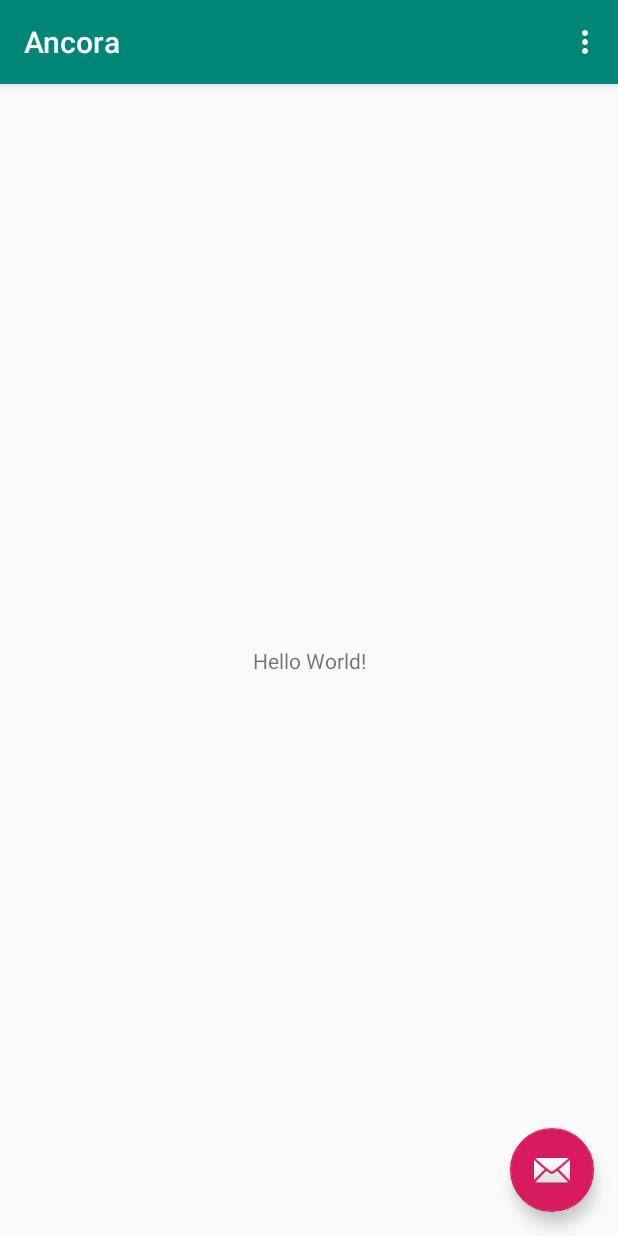
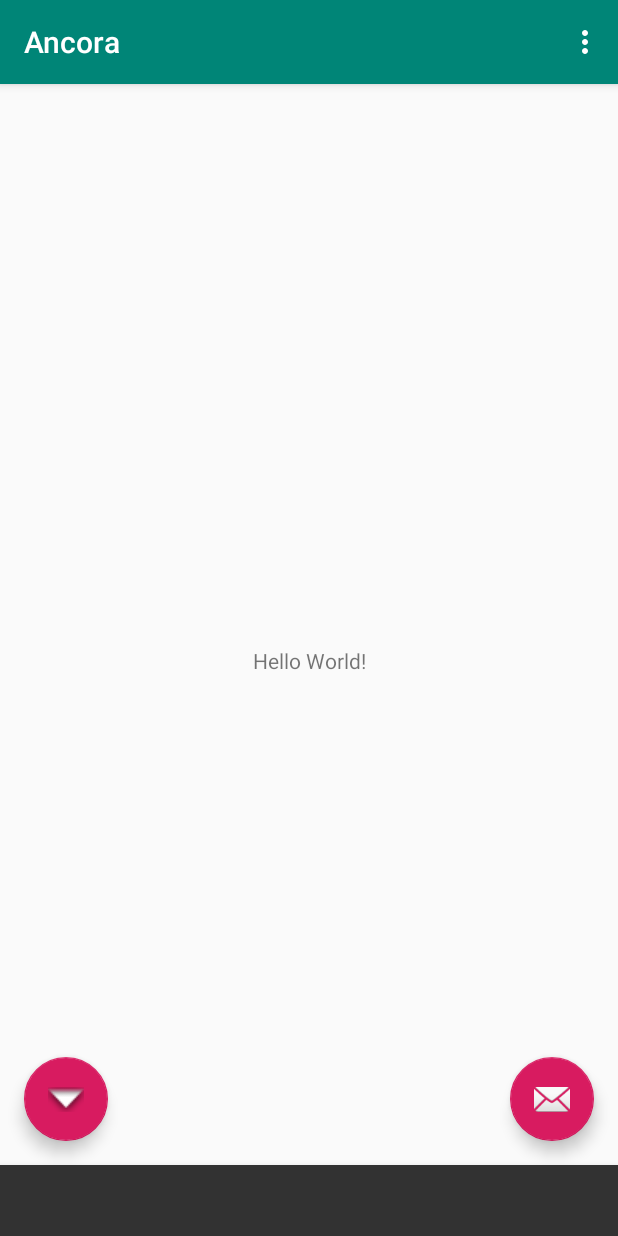
Before and after one commit to bruno-garcia/Ancora, an Android app: the screen it shows after launch (MainActivity), after a tap on an icon or button, on a phone screen of 412 x 824 dp. Run offline under Robolectric (Android 15) with nearby library versions, the phone set to English and light mode, and no system bars; libraries missing offline, so code that uses them is left out: io.sentry, io.sentry.android; 3 statements that could not run were skipped.

```diff
--- a/app/src/main/java/io/sentry/ancora/MainActivity.java
+++ b/app/src/main/java/io/sentry/ancora/MainActivity.java
@@ -35,16 +35,22 @@ public class MainActivity extends AppCompatActivity {
         fab.setOnClickListener(new View.OnClickListener() {
             @Override
             public void onClick(View view) {
+                // Native crash:
+                RustGreetings g = new RustGreetings();
+                Snackbar.make(view, g.sayHello("panic"), Snackbar.LENGTH_LONG)
+                        .setAction("Action", null).show();
+            }
+        });
+
+        FloatingActionButton fob = findViewById(R.id.fob);
+        fob.setOnClickListener(new View.OnClickListener() {
+            @Override
+            public void onClick(View view) {
                 try {
                     unsafeMethod();
                 } catch (Exception e) {
                     Sentry.capture(e);
                 }
-
-                // Native crash:
-//                RustGreetings g = new RustGreetings();
-//                Snackbar.make(view, g.sayHello("panic"), Snackbar.LENGTH_LONG)
-//                        .setAction("Action", null).show();
             }
         });
     }
--- a/app/src/main/res/layout/activity_main.xml
+++ b/app/src/main/res/layout/activity_main.xml
@@ -30,4 +30,12 @@
         android:layout_margin="@dimen/fab_margin"
         app:srcCompat="@android:drawable/ic_dialog_email" />
 
+    <android.support.design.widget.FloatingActionButton
+        android:id="@+id/fob"
+        android:layout_width="wrap_content"
+        android:layout_height="wrap_content"
+        android:layout_gravity="bottom|start"
+        android:layout_margin="@dimen/fab_margin"
+        app:srcCompat="@android:drawable/arrow_down_float" />
+
 </android.support.design.widget.CoordinatorLayout>
--- a/gradle.properties
+++ b/gradle.properties
@@ -11,3 +11,5 @@ org.gradle.jvmargs=-Xmx1536m
 # This option should only be used with decoupled projects. More details, visit
 # http://www.gradle.org/docs/current/userguide/multi_project_builds.html#sec:decoupled_projects
 # org.gradle.parallel=true
+
+#android.enableR8=true
```
Also changed, not shown: app/build.gradle (+21 -3 lines), 2 other files.
